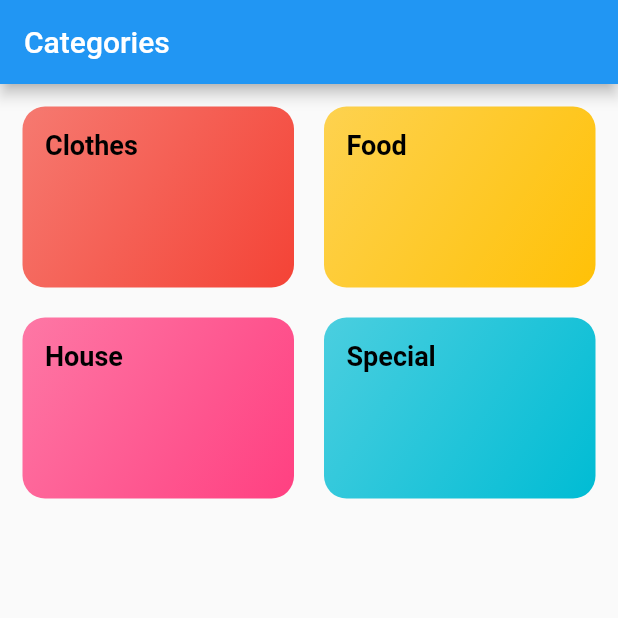
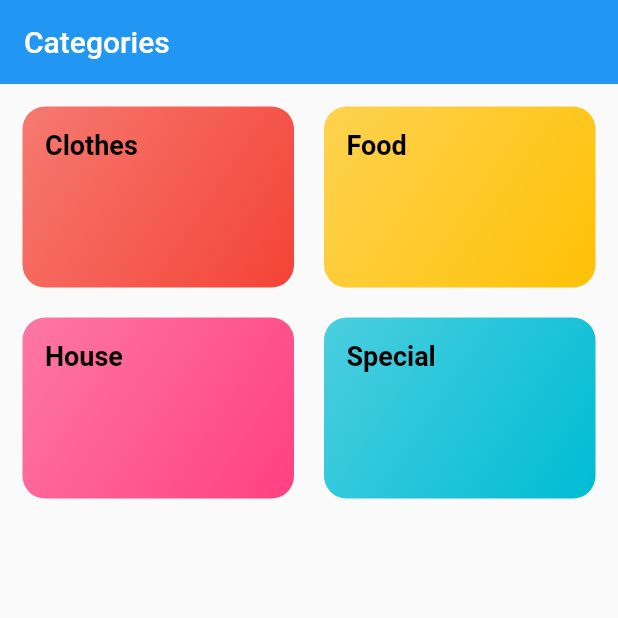
Before and after one commit to fetoumisidali/Masroufi, a Flutter app: the Categories screen opened directly, on a phone screen of 412 x 824 dp, the top half of it. Run offline on Flutter 3.47's test engine with Material 2 defaults, Android fonts, the phone set to English and light mode, and no system bars; our stand-ins replace flutter_spinkit, sqflite; accounts and stored records are empty.

Commit message:
elevation and title

```diff
--- a/lib/pages/all_depenses.dart
+++ b/lib/pages/all_depenses.dart
@@ -43,7 +43,7 @@ class _AllDepensesState extends State<AllDepenses> {
   @override
   Widget build(BuildContext context) {
     return Scaffold(
-      appBar: AppBar(title: Text("All Depnses."),elevation: 0),
+      appBar: AppBar(title: Text("All Depnses"),elevation: 0),
       body:
       loading ? Loading() :
       (allTransations != null && allTransations!.isNotEmpty) ?
--- a/lib/pages/categories.dart
+++ b/lib/pages/categories.dart
@@ -22,7 +22,7 @@ class Categories extends StatelessWidget {
   @override
   Widget build(BuildContext context) {
     return Scaffold(
-      appBar: AppBar(title: Text("Categories")),
+      appBar: AppBar(title: Text("Categories"),elevation: 0),
       body:GridView(
         padding: EdgeInsets.all(15),
         gridDelegate: SliverGridDelegateWithMaxCrossAxisExtent(
--- a/lib/pages/category_detail_page.dart
+++ b/lib/pages/category_detail_page.dart
@@ -4,6 +4,7 @@ import '../db/transactions_database.dart';
 import '../model/transaction.dart';
 import '../widgets/Loading.dart';
 import '../widgets/transaction_list.dart';
+
 class CategoryDetailPage extends StatefulWidget {
   CategoryDetailPage(this.category,this.color);
   final String category;
@@ -50,6 +51,7 @@ class _CategoryDetailPageState extends State<CategoryDetailPage> {
   Widget build(BuildContext context) {
     return Scaffold(
       appBar: AppBar(
+        elevation: 0,
         backgroundColor: widget.color,
         title: Text(widget.category)),
       body: loading ? Loading() :
```
